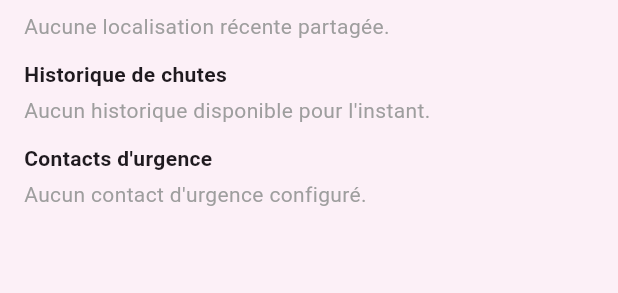
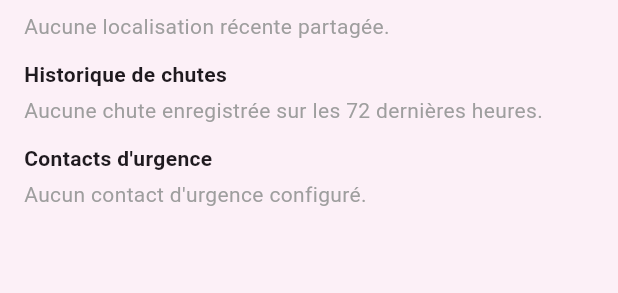
Before and after one commit to erikaljs/Projet-RNCPNiv6-Necklife-, a Flutter app: the _CarteProche widget shown alone on an empty page, opened directly with empty values, after a tap on "Statut du collier : non disponible", on a phone screen of 412 x 824 dp. Shown: the part 157-450 px from the top of the screen. Run offline on Flutter 3.47's test engine with Material 3 defaults, Android fonts, the phone set to English and light mode, and no system bars; our stand-ins replace cloud_firestore, dio, firebase_auth, firebase_core, firebase_messaging, flutter_blue_plus and 4 more; accounts and stored records are empty.

Commit message:
feat(home): afficher l'historique de chutes du proche dans sa fiche

```diff
--- a/flutter_application_necklife/lib/features/home/home_screen.dart
+++ b/flutter_application_necklife/lib/features/home/home_screen.dart
@@ -459,6 +459,7 @@ class _CarteProcheState extends State<_CarteProche> {
 
   bool _etendu = false;
   Future<({double lat, double lng})?>? _futurePosition;
+  Future<List<QueryDocumentSnapshot<Map<String, dynamic>>>>? _futureHistorique;
 
   // ---------------------------------------------------------------------------
   // Cherche le fallEvent le plus récent (<72h) de ce proche contenant une
@@ -487,11 +488,95 @@ class _CarteProcheState extends State<_CarteProche> {
     return null;
   }
 
+  // ---------------------------------------------------------------------------
+  // Historique des chutes (<72h) de ce proche, triées par date décroissante —
+  // même requête que _ImuScreenState dans imu_screen.dart, mais sur l'uid du
+  // proche plutôt que celui de l'utilisateur connecté
+  // ---------------------------------------------------------------------------
+  Future<List<QueryDocumentSnapshot<Map<String, dynamic>>>> _chercherHistoriqueChutes() async {
+    final procheUid = widget.proche['uid'] as String;
+    final depuis = DateTime.now().subtract(const Duration(hours: 72));
+
+    final snap = await _firestore
+        .collection('fallEvents')
+        .where('uid', isEqualTo: procheUid)
+        .where('timestamp', isGreaterThan: Timestamp.fromDate(depuis))
+        .orderBy('timestamp', descending: true)
+        .get();
+
+    return snap.docs;
+  }
+
+  String _formaterDate(DateTime dt) {
+    String deuxChiffres(int n) => n.toString().padLeft(2, '0');
+    return '${deuxChiffres(dt.day)}/${deuxChiffres(dt.month)} '
+        '${deuxChiffres(dt.hour)}:${deuxChiffres(dt.minute)}';
+  }
+
   void _basculerExpansion() {
     setState(() {
       _etendu = !_etendu;
       _futurePosition ??= _chercherDernierePosition();
+      _futureHistorique ??= _chercherHistoriqueChutes();
     });
+  }
+
+  // ---------------------------------------------------------------------------
+  // Une ligne de l'historique de chutes du proche, en lecture seule — pas de
+  // boutons de labellisation ici : cette action reste réservée au propriétaire
+  // du collier lui-même, depuis imu_screen.dart
+  // ---------------------------------------------------------------------------
+  Widget _carteEvenementHistorique(QueryDocumentSnapshot<Map<String, dynamic>> doc) {
+    final data = doc.data();
+    final timestamp = (data['timestamp'] as Timestamp?)?.toDate();
+    final imuPeakG = data['imuPeakG'] as num?;
+    final statut = data['statut'] as String? ?? 'en_attente';
+
+    return Padding(
+      padding: const EdgeInsets.only(bottom: 8),
+      child: Row(
+        crossAxisAlignment: CrossAxisAlignment.start,
+        children: [
+          Expanded(
+            child: Column(
+              crossAxisAlignment: CrossAxisAlignment.start,
+              children: [
+                Text(
+                  timestamp != null ? _formaterDate(timestamp) : 'Date inconnue',
+                  style: const TextStyle(fontWeight: FontWeight.bold),
+                ),
+                if (imuPeakG != null) Text('Pic IMU : ${imuPeakG.toStringAsFixed(2)} g'),
+              ],
+            ),
+          ),
+          _badgeStatut(statut),
+        ],
+      ),
+    );
+  }
+
+  Widget _badgeStatut(String statut) {
+    Color couleur;
+    String libelle;
+    switch (statut) {
+      case 'chute_reelle':
+        couleur = Colors.red;
+        libelle = 'Chute réelle';
+        break;
+      case 'fausse_alerte':
+        couleur = Colors.grey;
+        libelle = 'Fausse alerte';
+        break;
+      default:
+        couleur = Colors.orange;
+        libelle = 'En attente';
+    }
+    return Chip(
+      label: Text(libelle, style: const TextStyle(color: Colors.white, fontSize: 12)),
+      backgroundColor: couleur,
+      padding: EdgeInsets.zero,
+      materialTapTargetSize: MaterialTapTargetSize.shrinkWrap,
+    );
   }
 
   // ---------------------------------------------------------------------------
@@ -613,9 +698,26 @@ class _CarteProcheState extends State<_CarteProche> {
                   const SizedBox(height: 12),
                   const Text('Historique de chutes', style: TextStyle(fontWeight: FontWeight.bold)),
                   const SizedBox(height: 4),
-                  const Text(
-                    'Aucun historique disponible pour l\'instant.',
-                    style: TextStyle(color: Colors.grey),
+                  FutureBuilder<List<QueryDocumentSnapshot<Map<String, dynamic>>>>(
+                    future: _futureHistorique,
+                    builder: (context, snapshot) {
+                      if (snapshot.connectionState == ConnectionState.waiting) {
+                        return const Padding(
+                          padding: EdgeInsets.symmetric(vertical: 8),
+                          child: Center(child: CircularProgressIndicator()),
+                        );
+                      }
+                      final docs = snapshot.data ?? [];
+                      if (docs.isEmpty) {
+                        return const Text(
+                          'Aucune chute enregistrée sur les 72 dernières heures.',
+                          style: TextStyle(color: Colors.grey),
+                        );
+                      }
+                      return Column(
+                        children: docs.map(_carteEvenementHistorique).toList(),
+                      );
+                    },
                   ),
                   const SizedBox(height: 12),
                   const Text('Contacts d\'urgence', style: TextStyle(fontWeight: FontWeight.bold)),
```
